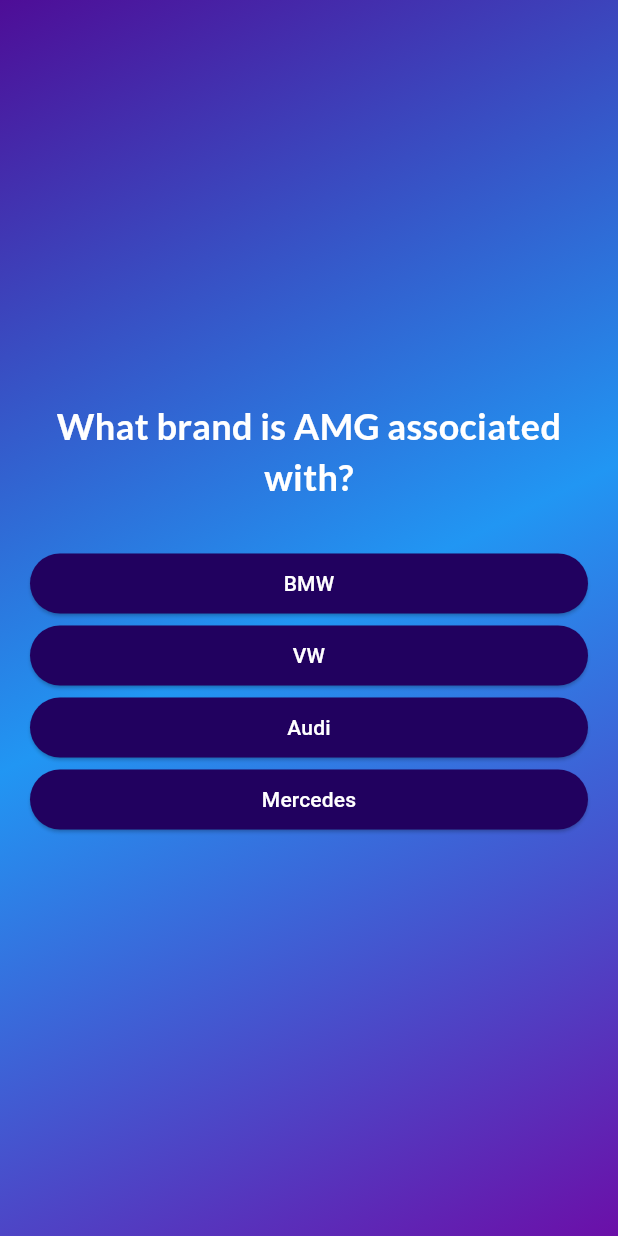
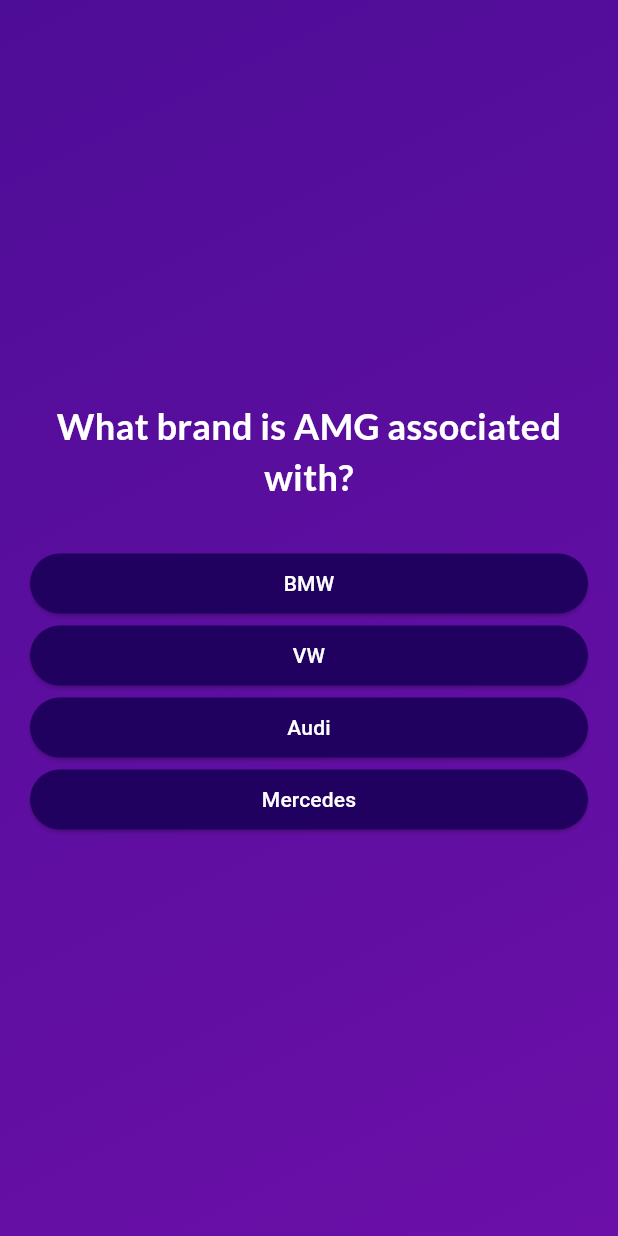
Before and after one commit to J00shs/quiz_app, a Flutter app: the screen it shows after launch, after a tap on "Start Quiz", on a phone screen of 412 x 824 dp. Run offline on Flutter 3.47's test engine with Material 3 defaults, Android fonts, the phone set to English and light mode, and no system bars; our stand-ins replace google_fonts.

Commit message:
Adjusted background colors to match image

```diff
--- a/lib/quiz.dart
+++ b/lib/quiz.dart
@@ -54,8 +54,9 @@ class _QuizState extends State<Quiz> {
               end: Alignment.bottomRight,
               colors: [
                 Color.fromARGB(255, 78, 13, 151),
-                Colors.blue,
+                // Colors.blue,
                 Color.fromARGB(255, 107, 15, 168),
+
               ],
             ),
           ),
@@ -64,4 +65,5 @@ class _QuizState extends State<Quiz> {
       ),
     );
   }
+
 }
```
